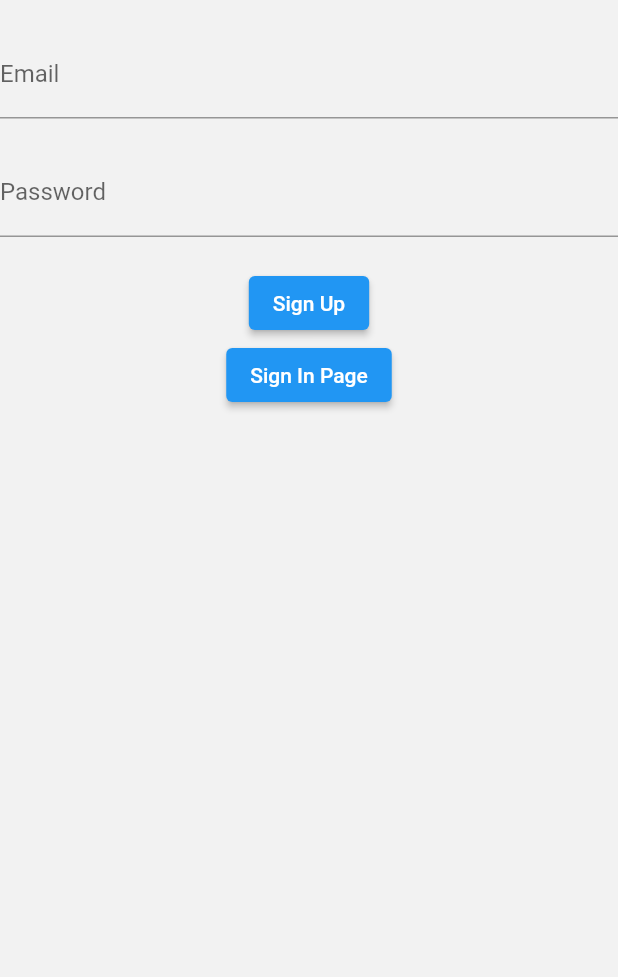
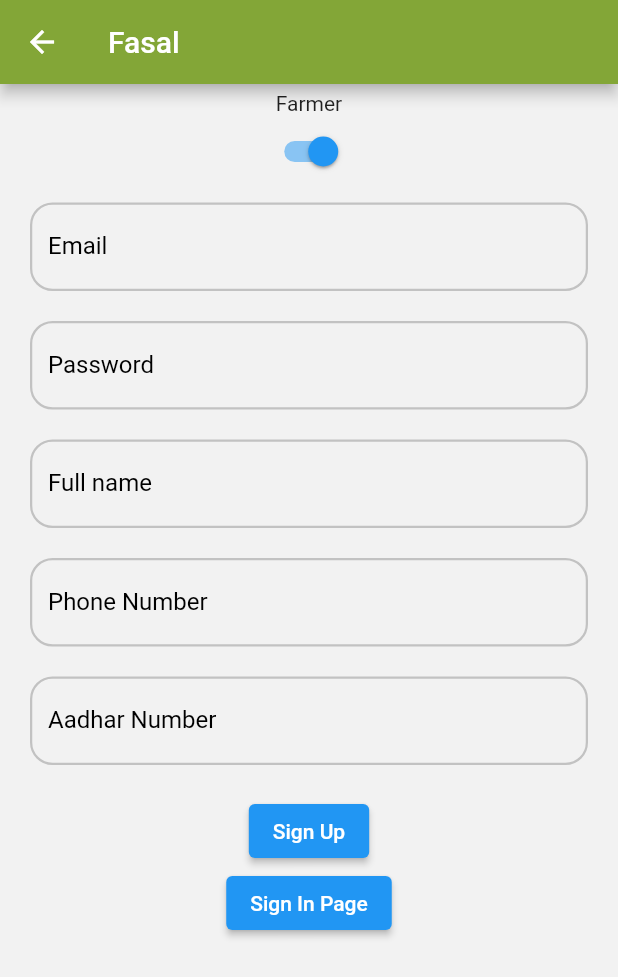
Before and after one commit to NotKashish/fasal, a Flutter app: the screen it shows after launch, after a tap on "Sign up Page", on a phone screen of 412 x 824 dp. Shown: the top 977 px of the screen. Run offline on Flutter 3.47's test engine with Material 2 defaults, Android fonts, the phone set to English and light mode, and no system bars; our stand-ins replace cloud_firestore, firebase_auth, firebase_core; accounts and stored records are empty.

Commit message:
Completed Sigup Module

```diff
--- a/lib/screens/authentication/signin.dart
+++ b/lib/screens/authentication/signin.dart
@@ -3,6 +3,7 @@ import 'package:fasal/screens/authentication/signup.dart';
 import 'package:fasal/services/authentication_services.dart';
 import 'package:flutter/material.dart';
 import 'package:provider/provider.dart';
+import '../../widgets/custom_textfield.dart';
 
 class SignIn extends StatelessWidget {
   final TextEditingController emailController = TextEditingController();
@@ -17,27 +18,22 @@ class SignIn extends StatelessWidget {
       ),
       body: Column(
         children: [
-          SizedBox(height: 20.0),
-          TextFormField(
+          SizedBox(
+            height: 5
+          ),
+          CustomTextField(
             controller: emailController,
-            decoration: InputDecoration(
-              hintText: "Enter Email",
-              labelText: "Email",
-            ),
+            hintText: 'Enter your E-mail',
+            labelText: 'Email',
+          ),
+          CustomTextField(
+            controller: passwordController,
+            hintText: 'Enter your Password',
+            labelText: 'Password',
+            obscureText: true,
           ),
           SizedBox(
-            height: 20.0,
-          ),
-          TextFormField(
-            controller: passwordController,
-            obscureText: true,
-            decoration: InputDecoration(
-              hintText: "Enter password",
-              labelText: "Password",
-            ),
-          ),
-          SizedBox(
-            height: 20.0,
+            height: 10.0,
           ),
           ElevatedButton(
             onPressed: () {
--- a/lib/screens/authentication/signup.dart
+++ b/lib/screens/authentication/signup.dart
@@ -2,43 +2,103 @@ import 'package:fasal/screens/authentication/signin.dart';
 import 'package:fasal/services/authentication_services.dart';
 import 'package:flutter/material.dart';
 import 'package:provider/provider.dart';
+import '../../widgets/custom_textfield.dart';
+import '../../constants/constants.dart';
 
-class SignUp extends StatelessWidget {
+class SignUp extends StatefulWidget {
+
+  @override
+  State<SignUp> createState() => _SignUpState();
+}
+
+class _SignUpState extends State<SignUp> {
   final TextEditingController emailController = TextEditingController();
+
   final TextEditingController passwordController = TextEditingController();
+
+  final TextEditingController nameController = TextEditingController();
+
+  final TextEditingController phoneController = TextEditingController();
+
+  final TextEditingController aadharController = TextEditingController();
+
+  bool farmer = true;
+
+  String type = 'Farmer';
+
+  void toggleSwitch(bool value) {
+    if(farmer) {
+      setState(() {
+        farmer = false;
+        type = 'Wholesaler';
+      });
+    } else {
+      setState(() {
+        farmer = true;
+        type = 'farmer';
+      });
+    }
+  }
 
   @override
   Widget build(BuildContext context) {
     return Scaffold(
-      body: Column(
+      appBar: AppBar(
+        backgroundColor: green,
+        title: Text('Fasal'),
+      ),
+      body: SingleChildScrollView(
+        child: Column(
           children: [
             SizedBox(
-            height: 20.0,
+                height: 5
             ),
-          TextField(
+            Text(
+              type,
+            ),
+            Switch(
+              value: farmer,
+              onChanged: toggleSwitch,
+            ),
+            CustomTextField(
               controller: emailController,
-            decoration: InputDecoration(
-              labelText: "Email",
-              hintText: "Enter Email",
+              hintText: 'Enter your E-mail',
+              labelText: 'Email',
             ),
+            CustomTextField(
+              controller: passwordController,
+              hintText: 'Enter your Password',
+              labelText: 'Password',
+              obscureText: true,
+            ),
+            CustomTextField(
+              controller: nameController,
+              hintText: 'Enter your full name',
+              labelText: 'Full name',
+            ),
+            CustomTextField(
+              controller: phoneController,
+              hintText: 'Enter your phone no',
+              labelText: 'Phone Number',
+            ),
+            CustomTextField(
+              controller: aadharController,
+              hintText: 'Enter your aadhar no',
+              labelText: 'Aadhar Number',
             ),
             SizedBox(
-            height: 20.0,
-          ),
-          TextField(
-            controller: passwordController,
-            decoration: InputDecoration(
-              labelText: "Password",
-              hintText: "Enter password",
-            ),
-          ),
-          SizedBox(
-            height: 20.0,
+              height: 10.0,
             ),
             ElevatedButton(
               onPressed: () {
                 context.read<AuthenticationService>().signup(
-                  emailController.text.trim(), passwordController.text.trim());
+                  emailController.text.trim(),
+                  passwordController.text.trim(),
+                  type,
+                  nameController.text.trim(),
+                  phoneController.text.trim(),
+                  aadharController.text.trim(),
+                );
               },
               child: Text("Sign Up"),
             ),
@@ -53,6 +113,7 @@ class SignUp extends StatelessWidget {
             )
           ],
         ),
+      ),
     );
   }
 }
--- a/lib/screens/wholesalers/wholesalers_homepage.dart
+++ b/lib/screens/wholesalers/wholesalers_homepage.dart
@@ -8,7 +8,7 @@ import 'view_farmers.dart';
 import 'search_farmers.dart';
 
 class WholesalerHomepage extends StatefulWidget {
-  const WholesalerHomepage({Key? key}) : super(key: key);
+  const   WholesalerHomepage({Key? key}) : super(key: key);
 
   @override
   _WholesalerHomepageState createState() => _WholesalerHomepageState();
@@ -26,6 +26,21 @@ class _WholesalerHomepageState extends State<WholesalerHomepage> {
   @override
   Widget build(BuildContext context) {
     return Scaffold(
+      appBar: AppBar(
+        backgroundColor: eggShell,
+        title: Text('Appbar'),
+      ),
+      //Todo: needs to be worked on!!!!!!!!!!!!!!!!!!!!!!!!!!!!!!!!!!!!!
+      drawer: Drawer(
+        child: Center(
+          child: Column(
+            mainAxisAlignment: MainAxisAlignment.center,
+            children: [
+              Text('Helpful stuff ofcourse'),
+            ],
+          ),
+        ),
+      ),
       body: IndexedStack(
         index: currentIndex,
         children: screens,
--- a/lib/services/authentication_services.dart
+++ b/lib/services/authentication_services.dart
@@ -25,7 +25,8 @@ class AuthenticationService {
     }
   }
 
-  Future<String> signup(String email, String password) async {
+  Future<String> signup(String email, String password, String type,
+      String name, String phoneNo, String aadharNo) async {
     try {
       await _firebaseAuth
           .createUserWithEmailAndPassword(email: email, password: password);
@@ -33,6 +34,10 @@ class AuthenticationService {
       String uid = user!.uid;
       await _collectionReference.doc(uid).set({
         'uid': uid,
+        'name': name,
+        'phone_no': phoneNo,
+        'aadhar_no': aadharNo,
+        'type': type,
       });
 
       return "Signed up";
--- a/lib/widgets/custom_textfield.dart
+++ b/lib/widgets/custom_textfield.dart
@@ -2,40 +2,46 @@ import 'package:fasal/constants/colors.dart';
 import 'package:flutter/material.dart';
 
 class CustomTextField extends StatelessWidget {
+
   const CustomTextField({
     Key? key,
     this.hintText,
     this.labelText,
-    this.maxLines,
     required this.controller,
     this.prefixIcon,
     this.validator,
     this.isEnabled,
     this.keyboardType,
     this.labelStyle,
+    this.obscureText = false,
   }) : super(key: key);
+
+
   final String? hintText;
   final String? labelText;
   final TextEditingController controller;
   final Widget? prefixIcon;
-  final int? maxLines;
   final FormFieldValidator? validator;
   final bool? isEnabled;
   final TextInputType? keyboardType;
   final TextStyle? labelStyle;
+  final bool obscureText;
 
   @override
   Widget build(BuildContext context) {
     return Container(
       margin: EdgeInsets.symmetric(vertical: 10),
       child: Padding(
-        padding: const EdgeInsets.all(20.0),
+        padding: const EdgeInsets.symmetric(
+          vertical: 0,
+          horizontal: 20,
+        ),
         child: TextFormField(
           controller: controller,
           validator: validator,
           enabled: isEnabled,
           keyboardType: keyboardType,
-          maxLines: maxLines,
+          obscureText: obscureText,
           decoration: InputDecoration(
             prefixIcon: prefixIcon,
             labelText: labelText,
```
Also changed, not shown: pubspec.lock. Lines whose indentation alone changed are shown as unchanged.
